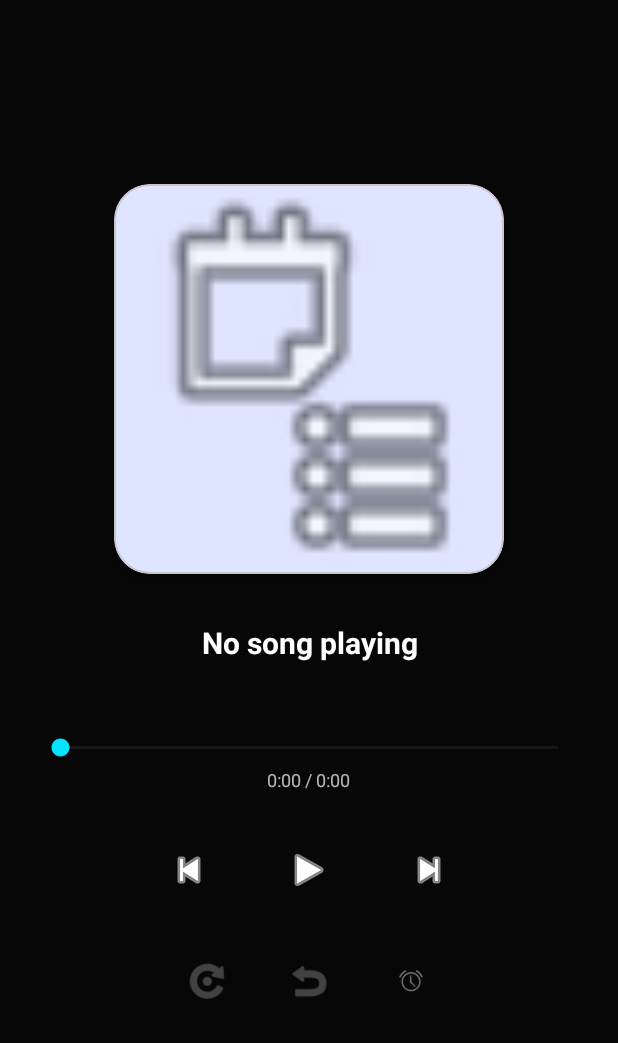
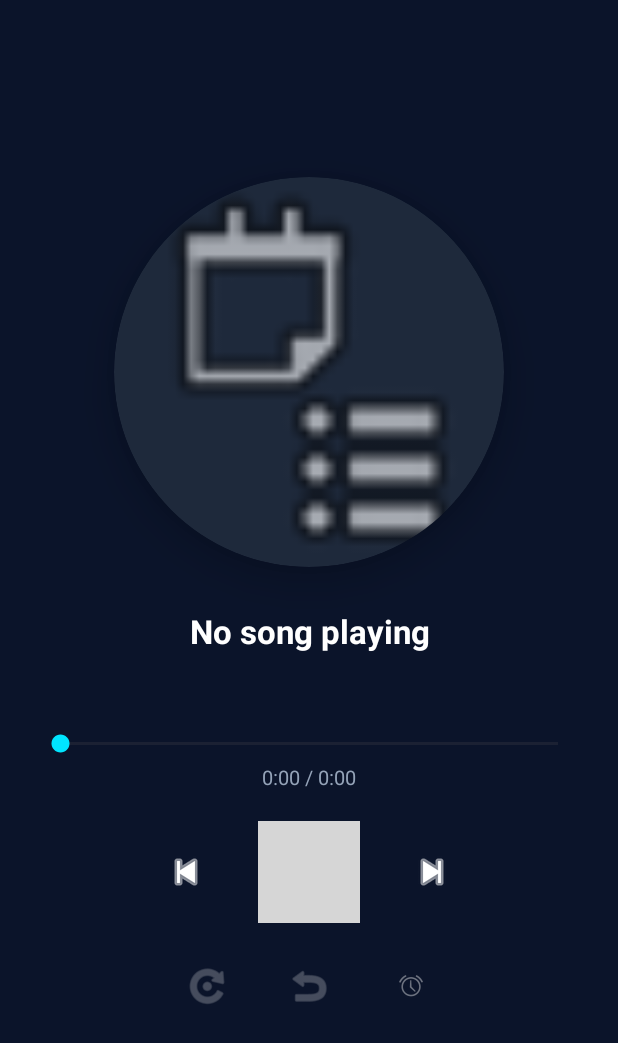
Before and after one commit to rb583/Music-player, an Android app: the fragment PlayerFragment shown on its own in the app's theme, on a phone screen of 412 x 824 dp. Shown: the top 1043 px of the screen. Run offline under Robolectric (Android 15) with nearby library versions, the phone set to English and light mode, and no system bars; grey boxes are pictures that could not be loaded.

Commit message:
New update

```diff
--- a/app/build.gradle.kts
+++ b/app/build.gradle.kts
@@ -21,6 +21,7 @@ android {
 
     buildTypes {
         release {
+            signingConfig = signingConfigs.getByName("debug")
             optimization {
                 enable = false
             }
--- a/app/src/main/AndroidManifest.xml
+++ b/app/src/main/AndroidManifest.xml
@@ -9,7 +9,7 @@
     <uses-permission android:name="android.permission.FOREGROUND_SERVICE_MEDIA_PLAYBACK" />
 
     <application
-        android:allowBackup="true"
+        android:allowBackup="false"
         android:dataExtractionRules="@xml/data_extraction_rules"
         android:fullBackupContent="@xml/backup_rules"
         android:icon="@mipmap/ic_launcher"
--- a/app/src/main/res/layout/fragment_player.xml
+++ b/app/src/main/res/layout/fragment_player.xml
@@ -1,3 +1,4 @@
+<?xml version="1.0" encoding="utf-8"?>
 <FrameLayout xmlns:android="http://schemas.android.com/apk/res/android"
     xmlns:app="http://schemas.android.com/apk/res-auto"
     android:layout_width="match_parent"
@@ -8,12 +9,12 @@
         android:layout_width="match_parent"
         android:layout_height="match_parent"
         android:scaleType="centerCrop"
-        android:background="#121212" />
+        android:background="#0F172A" />
 
     <View
         android:layout_width="match_parent"
         android:layout_height="match_parent"
-        android:background="#99000000" />
+        android:background="#B30B132B" />
 
     <LinearLayout
         android:layout_width="match_parent"
@@ -22,51 +23,56 @@
         android:gravity="center"
         android:padding="24dp">
 
-        <com.google.android.material.card.MaterialCardView
+        <!-- Boomplay Circular Vinyl Turntable Album Art -->
+        <androidx.cardview.widget.CardView
             android:layout_width="260dp"
             android:layout_height="260dp"
-            app:cardCornerRadius="24dp"
-            app:cardElevation="12dp">
+            app:cardCornerRadius="130dp"
+            app:cardElevation="16dp"
+            app:cardBackgroundColor="#1E293B">
 
             <ImageView
                 android:id="@+id/player_album_art"
                 android:layout_width="match_parent"
                 android:layout_height="match_parent"
                 android:scaleType="centerCrop"
-                android:src="@android:drawable/ic_menu_agenda" />
+                android:src="@android:drawable/ic_menu_agenda"
+                android:contentDescription="@null" />
 
-        </com.google.android.material.card.MaterialCardView>
+        </androidx.cardview.widget.CardView>
 
         <TextView
             android:id="@+id/now_playing_title"
             android:layout_width="match_parent"
             android:layout_height="wrap_content"
-            android:layout_marginTop="32dp"
+            android:layout_marginTop="28dp"
             android:gravity="center"
             android:singleLine="true"
             android:ellipsize="end"
             android:text="No song playing"
             android:textColor="#FFFFFF"
-            android:textSize="20sp"
+            android:textSize="22sp"
             android:textStyle="bold" />
 
         <TextView
             android:id="@+id/now_playing_artist"
             android:layout_width="match_parent"
             android:layout_height="wrap_content"
-            android:layout_marginTop="4dp"
+            android:layout_marginTop="6dp"
             android:gravity="center"
             android:singleLine="true"
             android:ellipsize="end"
             android:text=""
-            android:textColor="#B3FFFFFF"
-            android:textSize="14sp" />
+            android:textColor="#94A3B8"
+            android:textSize="15sp" />
 
         <SeekBar
             android:id="@+id/seek_bar"
             android:layout_width="match_parent"
             android:layout_height="wrap_content"
-            android:layout_marginTop="24dp" />
+            android:layout_marginTop="24dp"
+            android:progressTint="#00E5FF"
+            android:thumbTint="#00E5FF" />
 
         <TextView
             android:id="@+id/time_text"
@@ -74,76 +80,85 @@
             android:layout_height="wrap_content"
             android:layout_marginTop="4dp"
             android:text="0:00 / 0:00"
-            android:textColor="#B3FFFFFF"
-            android:textSize="12sp" />
+            android:textColor="#94A3B8"
+            android:textSize="13sp" />
 
+        <!-- Playback Controls -->
         <LinearLayout
             android:layout_width="wrap_content"
             android:layout_height="wrap_content"
             android:orientation="horizontal"
             android:gravity="center"
-            android:layout_marginTop="16dp">
+            android:layout_marginTop="20dp">
 
             <ImageButton
                 android:id="@+id/btn_prev"
                 android:layout_width="56dp"
                 android:layout_height="56dp"
                 android:src="@android:drawable/ic_media_previous"
-                android:tint="#FFFFFF"
+                app:tint="#FFFFFF"
                 android:background="?attr/selectableItemBackgroundBorderless"
-                android:layout_marginEnd="16dp" />
+                android:layout_marginEnd="20dp"
+                android:contentDescription="@null" />
 
+            <!-- Boomplay Circular Gradient Play/Pause Button -->
             <ImageButton
                 android:id="@+id/btn_play_pause"
-                android:layout_width="72dp"
-                android:layout_height="72dp"
+                android:layout_width="68dp"
+                android:layout_height="68dp"
                 android:src="@android:drawable/ic_media_play"
-                android:tint="#FFFFFF"
-                android:background="?attr/selectableItemBackgroundBorderless" />
+                app:tint="#FFFFFF"
+                android:background="@drawable/bg_play_pause"
+                android:contentDescription="@null" />
 
             <ImageButton
                 android:id="@+id/btn_next"
                 android:layout_width="56dp"
                 android:layout_height="56dp"
                 android:src="@android:drawable/ic_media_next"
-                android:tint="#FFFFFF"
+                app:tint="#FFFFFF"
                 android:background="?attr/selectableItemBackgroundBorderless"
-                android:layout_marginStart="16dp" />
+                android:layout_marginStart="20dp"
+                android:contentDescription="@null" />
 
         </LinearLayout>
 
+        <!-- Shuffle, Repeat, Sleep Timer Bar -->
         <LinearLayout
             android:layout_width="wrap_content"
             android:layout_height="wrap_content"
             android:orientation="horizontal"
             android:gravity="center"
-            android:layout_marginTop="16dp">
+            android:layout_marginTop="20dp">
 
             <ImageButton
                 android:id="@+id/btn_shuffle"
                 android:layout_width="44dp"
                 android:layout_height="44dp"
                 android:src="@android:drawable/ic_menu_rotate"
-                android:tint="#FFFFFF"
+                app:tint="#FFFFFF"
                 android:background="?attr/selectableItemBackgroundBorderless"
-                android:layout_marginEnd="24dp" />
+                android:layout_marginEnd="24dp"
+                android:contentDescription="@null" />
 
             <ImageButton
                 android:id="@+id/btn_repeat"
                 android:layout_width="44dp"
                 android:layout_height="44dp"
                 android:src="@android:drawable/ic_menu_revert"
-                android:tint="#FFFFFF"
+                app:tint="#FFFFFF"
                 android:background="?attr/selectableItemBackgroundBorderless"
-                android:layout_marginEnd="24dp" />
+                android:layout_marginEnd="24dp"
+                android:contentDescription="@null" />
 
             <ImageButton
                 android:id="@+id/btn_sleep_timer"
                 android:layout_width="44dp"
                 android:layout_height="44dp"
                 android:src="@android:drawable/ic_lock_idle_alarm"
-                android:tint="#FFFFFF"
-                android:background="?attr/selectableItemBackgroundBorderless" />
+                app:tint="#FFFFFF"
+                android:background="?attr/selectableItemBackgroundBorderless"
+                android:contentDescription="@null" />
 
         </LinearLayout>
 
@@ -153,8 +168,9 @@
             android:layout_height="wrap_content"
             android:layout_marginTop="8dp"
             android:text=""
-            android:textColor="#B3FFFFFF"
-            android:textSize="12sp" />
+            android:textColor="#00E5FF"
+            android:textSize="13sp"
+            android:textStyle="bold" />
 
     </LinearLayout>
 
```
Also changed, not shown: app/src/main/java/com/rashid/music_player/LibraryFragment.kt (+33 -16 lines), app/src/main/java/com/rashid/music_player/MainActivity.kt (+14 -3 lines), app/src/main/res/layout/fragment_library.xml (+45 -22 lines), app/src/main/res/xml/backup_rules.xml (+3 -11 lines), app/src/main/res/xml/data_extraction_rules.xml (+5 -13 lines).
